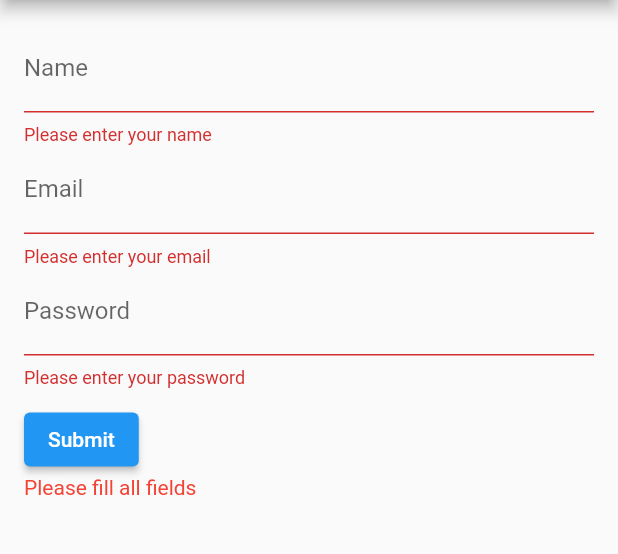
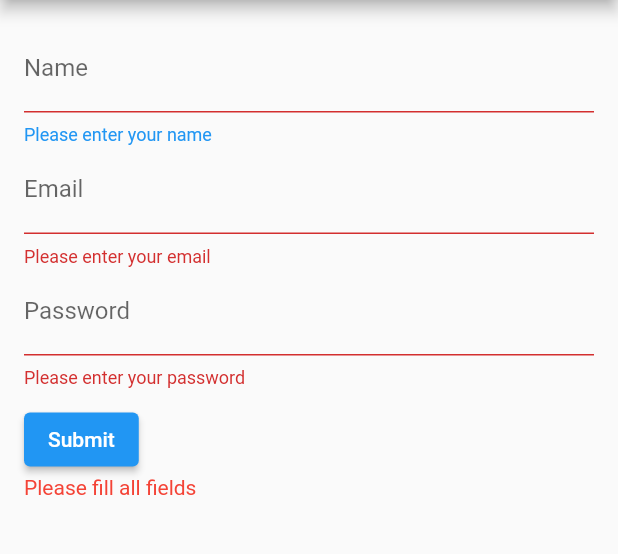
Before and after one commit to KangHuiSoo/repo, a Flutter app: the screen it shows after launch, after a tap on "Submit", on a phone screen of 412 x 824 dp, the part 84-638 px from its top. Run offline on Flutter 3.47's test engine with Material 2 defaults, Android fonts, the phone set to English and light mode, and no system bars; our stand-ins replace bloc, equatable, flutter_bloc, get, image_picker, rxdart and 1 more.

Commit message:
textFormField 에러메세지 스타일적용법

```diff
--- a/flutter/form/lib/main.dart
+++ b/flutter/form/lib/main.dart
@@ -47,7 +47,7 @@ class _MyAppState extends State<MyApp> {
                 crossAxisAlignment: CrossAxisAlignment.start,
                 children: [
                   TextFormField(
-                    decoration: InputDecoration(labelText: 'Name'),
+                    decoration: InputDecoration(labelText: 'Name', errorStyle: TextStyle(color: Colors.blue)),
                     validator: (value) {
                       if (value == null || value.isEmpty) {
                         return 'Please enter your name';
```
